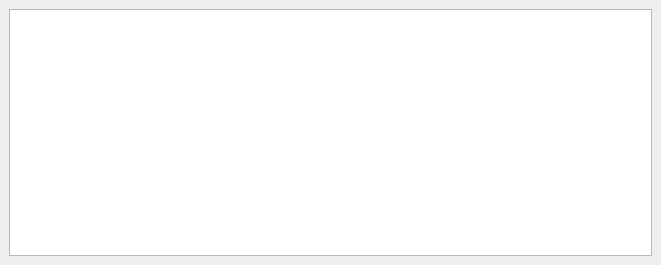
Qt form apps/opencs/views/idlist.ui (zinnschlag/openmw) before a commit.
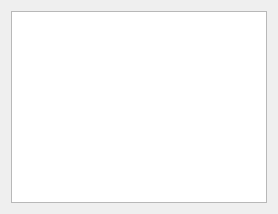
The same form after that commit.

Patch:
```diff
--- a/apps/opencs/views/idlist.ui
+++ b/apps/opencs/views/idlist.ui
@@ -1,22 +1,7 @@
 <?xml version="1.0" encoding="UTF-8"?>
 <ui version="4.0">
  <class>IdList</class>
- <widget class="QDockWidget" name="IdList">
-  <property name="geometry">
-   <rect>
-    <x>0</x>
-    <y>0</y>
-    <width>661</width>
-    <height>265</height>
-   </rect>
-  </property>
-  <property name="features">
-   <set>QDockWidget::AllDockWidgetFeatures</set>
-  </property>
-  <property name="windowTitle">
-   <string>Id List</string>
-  </property>
-  <widget class="QWidget" name="dockWidgetContents">
+  <widget class="QWidget" name="IdList">
    <layout class="QHBoxLayout">
     <item>
      <widget class="QTableView" name="tableView">
@@ -39,7 +24,6 @@
     </item>
    </layout>
   </widget>
- </widget>
  <resources/>
  <connections/>
 </ui>
```
